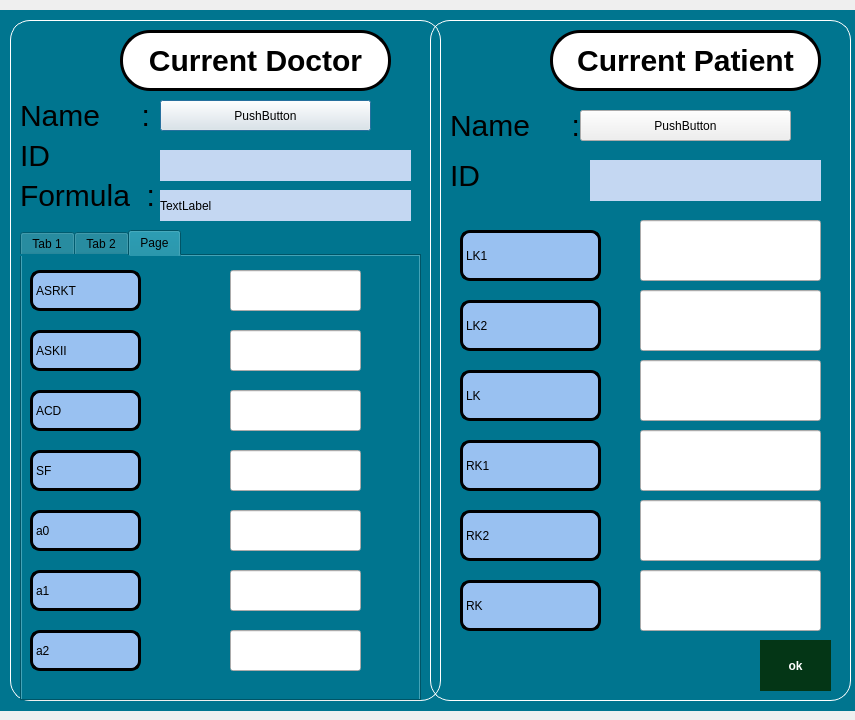
This is currentdocpat.ui in RISWANAAAA/ASCAN as Qt 5 draws it before an edit. The edited form follows.
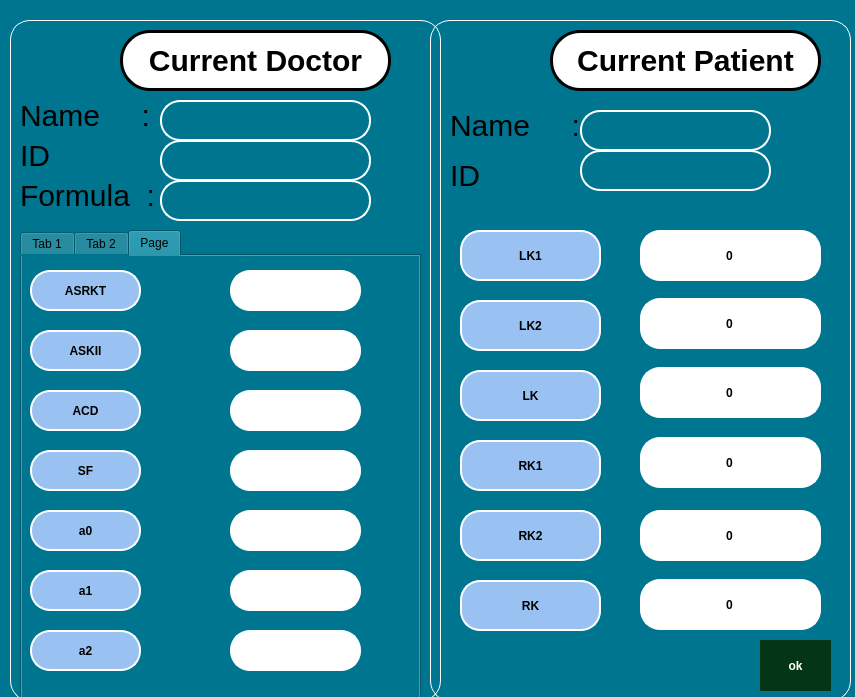
This is the edited form.

What changed in the file:
```diff
--- a/currentdocpat.ui
+++ b/currentdocpat.ui
@@ -7,7 +7,7 @@
     <x>0</x>
     <y>0</y>
     <width>855</width>
-    <height>720</height>
+    <height>697</height>
    </rect>
   </property>
   <property name="windowTitle">
@@ -17,7 +17,7 @@
    <property name="geometry">
     <rect>
      <x>0</x>
-     <y>10</y>
+     <y>0</y>
      <width>861</width>
      <height>701</height>
     </rect>
@@ -57,12 +57,17 @@
    </property>
    <property name="styleSheet">
     <string notr="true">background-color: rgb(153, 193, 241);
-border-radius:10px;
-border:3px solid black;</string>
+font: 75 15pt &quot;Ubuntu&quot;;
+border-radius:20px;
+border:2px solid white;
+font:bold;</string>
    </property>
    <property name="text">
     <string>a0</string>
    </property>
+   <property name="alignment">
+    <set>Qt::AlignCenter</set>
+   </property>
   </widget>
   <widget class="QPushButton" name="ButDocSql">
    <property name="geometry">
@@ -70,11 +75,16 @@
      <x>160</x>
      <y>100</y>
      <width>211</width>
-     <height>31</height>
+     <height>41</height>
     </rect>
    </property>
+   <property name="styleSheet">
+    <string notr="true">font: 75 23pt &quot;Ubuntu&quot;;
+border-radius:20px;
+border:2px solid white;</string>
+   </property>
    <property name="text">
-    <string>PushButton</string>
+    <string/>
    </property>
   </widget>
   <widget class="QPushButton" name="Butok">
@@ -100,14 +110,16 @@
   <widget class="QLabel" name="lblpatidvalue">
    <property name="geometry">
     <rect>
-     <x>590</x>
-     <y>160</y>
-     <width>231</width>
+     <x>580</x>
+     <y>150</y>
+     <width>191</width>
      <height>41</height>
     </rect>
    </property>
    <property name="styleSheet">
-    <string notr="true">background-color: rgb(196, 215, 242);</string>
+    <string notr="true">font: 75 23pt &quot;Ubuntu&quot;;
+border-radius:20px;
+border:2px solid white;</string>
    </property>
    <property name="text">
     <string/>
@@ -124,22 +136,39 @@
    </property>
    <property name="styleSheet">
     <string notr="true">background-color: rgb(153, 193, 241);
-border-radius:10px;
-border:3px solid black;</string>
+font: 75 15pt &quot;Ubuntu&quot;;
+border-radius:20px;
+border:2px solid white;
+font:bold;</string>
    </property>
    <property name="text">
     <string>SF</string>
    </property>
+   <property name="alignment">
+    <set>Qt::AlignCenter</set>
+   </property>
   </widget>
   <widget class="QLineEdit" name="linerk2">
    <property name="geometry">
     <rect>
      <x>640</x>
-     <y>500</y>
+     <y>510</y>
      <width>181</width>
-     <height>61</height>
+     <height>51</height>
     </rect>
    </property>
+   <property name="styleSheet">
+    <string notr="true">font: 75 23pt &quot;Ubuntu&quot;;
+border-radius:20px;
+border:2px solid white;
+font:bold;</string>
+   </property>
+   <property name="text">
+    <string>0</string>
+   </property>
+   <property name="alignment">
+    <set>Qt::AlignCenter</set>
+   </property>
   </widget>
   <widget class="QLabel" name="lblcurdoc">
    <property name="geometry">
@@ -175,12 +204,17 @@
    </property>
    <property name="styleSheet">
     <string notr="true">background-color: rgb(153, 193, 241);
-border-radius:10px;
-border:3px solid black;</string>
+font: 75 15pt &quot;Ubuntu&quot;;
+border-radius:20px;
+border:2px solid white;
+font:bold;</string>
    </property>
    <property name="text">
     <string>a2</string>
    </property>
+   <property name="alignment">
+    <set>Qt::AlignCenter</set>
+   </property>
   </widget>
   <widget class="QLabel" name="lbldocname">
    <property name="geometry">
@@ -221,23 +255,40 @@
     <rect>
      <x>580</x>
      <y>110</y>
-     <width>211</width>
-     <height>31</height>
+     <width>191</width>
+     <height>41</height>
     </rect>
    </property>
+   <property name="styleSheet">
+    <string notr="true">font: 75 23pt &quot;Ubuntu&quot;;
+border-radius:20px;
+border:2px solid white;</string>
+   </property>
    <property name="text">
-    <string>PushButton</string>
+    <string/>
    </property>
   </widget>
   <widget class="QLineEdit" name="linerk">
    <property name="geometry">
     <rect>
      <x>640</x>
-     <y>570</y>
+     <y>579</y>
      <width>181</width>
-     <height>61</height>
+     <height>51</height>
     </rect>
    </property>
+   <property name="styleSheet">
+    <string notr="true">font: 75 23pt &quot;Ubuntu&quot;;
+border-radius:20px;
+border:2px solid white;
+font:bold;</string>
+   </property>
+   <property name="text">
+    <string>0</string>
+   </property>
+   <property name="alignment">
+    <set>Qt::AlignCenter</set>
+   </property>
   </widget>
   <widget class="QLabel" name="lblasrkii">
    <property name="geometry">
@@ -250,12 +301,17 @@
    </property>
    <property name="styleSheet">
     <string notr="true">background-color: rgb(153, 193, 241);
-border-radius:10px;
-border:3px solid black;</string>
+font: 75 15pt &quot;Ubuntu&quot;;
+border-radius:20px;
+border:2px solid white;
+font:bold;</string>
    </property>
    <property name="text">
     <string>ASKII</string>
    </property>
+   <property name="alignment">
+    <set>Qt::AlignCenter</set>
+   </property>
   </widget>
   <widget class="QLabel" name="lblpatid">
    <property name="geometry">
@@ -283,6 +339,15 @@
      <height>41</height>
     </rect>
    </property>
+   <property name="styleSheet">
+    <string notr="true">font: 75 23pt &quot;Ubuntu&quot;;
+border-radius:20px;
+border:2px solid white;
+font:bold;</string>
+   </property>
+   <property name="alignment">
+    <set>Qt::AlignCenter</set>
+   </property>
   </widget>
   <widget class="QLabel" name="lblcurpat">
    <property name="geometry">
@@ -311,11 +376,23 @@
    <property name="geometry">
     <rect>
      <x>640</x>
-     <y>360</y>
+     <y>367</y>
      <width>181</width>
-     <height>61</height>
+     <height>51</height>
     </rect>
    </property>
+   <property name="styleSheet">
+    <string notr="true">font: 75 23pt &quot;Ubuntu&quot;;
+border-radius:20px;
+border:2px solid white;
+font:bold;</string>
+   </property>
+   <property name="text">
+    <string>0</string>
+   </property>
+   <property name="alignment">
+    <set>Qt::AlignCenter</set>
+   </property>
   </widget>
   <widget class="QLabel" name="lblrk">
    <property name="geometry">
@@ -328,12 +405,17 @@
    </property>
    <property name="styleSheet">
     <string notr="true">background-color: rgb(153, 193, 241);
-border-radius:10px;
-border:3px solid black;</string>
+font: 75 15pt &quot;Ubuntu&quot;;
+border-radius:20px;
+border:2px solid white;
+font:bold;</string>
    </property>
    <property name="text">
     <string>RK</string>
    </property>
+   <property name="alignment">
+    <set>Qt::AlignCenter</set>
+   </property>
   </widget>
   <widget class="QLabel" name="lbllk1_2">
    <property name="geometry">
@@ -346,12 +428,17 @@
    </property>
    <property name="styleSheet">
     <string notr="true">background-color: rgb(153, 193, 241);
-border-radius:10px;
-border:3px solid black;</string>
+font: 75 15pt &quot;Ubuntu&quot;;
+border-radius:20px;
+border:2px solid white;
+font:bold;</string>
    </property>
    <property name="text">
     <string>LK</string>
    </property>
+   <property name="alignment">
+    <set>Qt::AlignCenter</set>
+   </property>
   </widget>
   <widget class="QLabel" name="lbllk1">
    <property name="geometry">
@@ -364,22 +451,39 @@
    </property>
    <property name="styleSheet">
     <string notr="true">background-color: rgb(153, 193, 241);
-border-radius:10px;
-border:3px solid black;</string>
+font: 75 15pt &quot;Ubuntu&quot;;
+border-radius:20px;
+border:2px solid white;
+font:bold;</string>
    </property>
    <property name="text">
     <string>LK1</string>
    </property>
+   <property name="alignment">
+    <set>Qt::AlignCenter</set>
+   </property>
   </widget>
   <widget class="QLineEdit" name="linelk2">
    <property name="geometry">
     <rect>
      <x>640</x>
-     <y>290</y>
+     <y>298</y>
      <width>181</width>
-     <height>61</height>
+     <height>51</height>
     </rect>
    </property>
+   <property name="styleSheet">
+    <string notr="true">font: 75 23pt &quot;Ubuntu&quot;;
+border-radius:20px;
+border:2px solid white;
+font:bold;</string>
+   </property>
+   <property name="text">
+    <string>0</string>
+   </property>
+   <property name="alignment">
+    <set>Qt::AlignCenter</set>
+   </property>
   </widget>
   <widget class="QLabel" name="lblpatlayout">
    <property name="geometry">
@@ -419,11 +523,23 @@
    <property name="geometry">
     <rect>
      <x>640</x>
-     <y>220</y>
+     <y>230</y>
      <width>181</width>
-     <height>61</height>
+     <height>51</height>
     </rect>
    </property>
+   <property name="styleSheet">
+    <string notr="true">font: 75 23pt &quot;Ubuntu&quot;;
+border-radius:20px;
+border:2px solid white;
+font:bold;</string>
+   </property>
+   <property name="text">
+    <string>0</string>
+   </property>
+   <property name="alignment">
+    <set>Qt::AlignCenter</set>
+   </property>
   </widget>
   <widget class="QLabel" name="lbla1">
    <property name="geometry">
@@ -436,12 +552,17 @@
    </property>
    <property name="styleSheet">
     <string notr="true">background-color: rgb(153, 193, 241);
-border-radius:10px;
-border:3px solid black;</string>
+font: 75 15pt &quot;Ubuntu&quot;;
+border-radius:20px;
+border:2px solid white;
+font:bold;</string>
    </property>
    <property name="text">
     <string>a1</string>
    </property>
+   <property name="alignment">
+    <set>Qt::AlignCenter</set>
+   </property>
   </widget>
   <widget class="QLabel" name="lbllk2">
    <property name="geometry">
@@ -454,12 +575,17 @@
    </property>
    <property name="styleSheet">
     <string notr="true">background-color: rgb(153, 193, 241);
-border-radius:10px;
-border:3px solid black;</string>
+font: 75 15pt &quot;Ubuntu&quot;;
+border-radius:20px;
+border:2px solid white;
+font:bold;</string>
    </property>
    <property name="text">
     <string>LK2</string>
    </property>
+   <property name="alignment">
+    <set>Qt::AlignCenter</set>
+   </property>
   </widget>
   <widget class="QLabel" name="lblrk2">
    <property name="geometry">
@@ -472,12 +598,17 @@
    </property>
    <property name="styleSheet">
     <string notr="true">background-color: rgb(153, 193, 241);
-border-radius:10px;
-border:3px solid black;</string>
+font: 75 15pt &quot;Ubuntu&quot;;
+border-radius:20px;
+border:2px solid white;
+font:bold;</string>
    </property>
    <property name="text">
     <string>RK2</string>
    </property>
+   <property name="alignment">
+    <set>Qt::AlignCenter</set>
+   </property>
   </widget>
   <widget class="QLineEdit" name="linea2">
    <property name="geometry">
@@ -488,6 +619,15 @@
      <height>41</height>
     </rect>
    </property>
+   <property name="styleSheet">
+    <string notr="true">font: 75 23pt &quot;Ubuntu&quot;;
+border-radius:20px;
+border:2px solid white;
+font:bold;</string>
+   </property>
+   <property name="alignment">
+    <set>Qt::AlignCenter</set>
+   </property>
   </widget>
   <widget class="QLineEdit" name="lineasrkii">
    <property name="geometry">
@@ -498,16 +638,37 @@
      <height>41</height>
     </rect>
    </property>
+   <property name="styleSheet">
+    <string notr="true">font: 75 23pt &quot;Ubuntu&quot;;
+border-radius:20px;
+border:2px solid white;
+font:bold;</string>
+   </property>
+   <property name="alignment">
+    <set>Qt::AlignCenter</set>
+   </property>
   </widget>
   <widget class="QLineEdit" name="linerk1">
    <property name="geometry">
     <rect>
      <x>640</x>
-     <y>430</y>
+     <y>437</y>
      <width>181</width>
-     <height>61</height>
+     <height>51</height>
     </rect>
    </property>
+   <property name="styleSheet">
+    <string notr="true">font: 75 23pt &quot;Ubuntu&quot;;
+border-radius:20px;
+border:2px solid white;
+font:bold;</string>
+   </property>
+   <property name="text">
+    <string>0</string>
+   </property>
+   <property name="alignment">
+    <set>Qt::AlignCenter</set>
+   </property>
   </widget>
   <widget class="QTabWidget" name="tabWidget">
    <property name="geometry">
@@ -549,6 +710,15 @@
      <height>41</height>
     </rect>
    </property>
+   <property name="styleSheet">
+    <string notr="true">font: 75 23pt &quot;Ubuntu&quot;;
+border-radius:20px;
+border:2px solid white;
+font:bold;</string>
+   </property>
+   <property name="alignment">
+    <set>Qt::AlignCenter</set>
+   </property>
   </widget>
   <widget class="QLineEdit" name="lineasrkt">
    <property name="geometry">
@@ -559,6 +729,15 @@
      <height>41</height>
     </rect>
    </property>
+   <property name="styleSheet">
+    <string notr="true">font: 75 23pt &quot;Ubuntu&quot;;
+border-radius:20px;
+border:2px solid white;
+font:bold;</string>
+   </property>
+   <property name="alignment">
+    <set>Qt::AlignCenter</set>
+   </property>
   </widget>
   <widget class="QLabel" name="lbldoclayout">
    <property name="geometry">
@@ -586,6 +765,15 @@
      <height>41</height>
     </rect>
    </property>
+   <property name="styleSheet">
+    <string notr="true">font: 75 23pt &quot;Ubuntu&quot;;
+border-radius:20px;
+border:2px solid white;
+font:bold;</string>
+   </property>
+   <property name="alignment">
+    <set>Qt::AlignCenter</set>
+   </property>
   </widget>
   <widget class="QLabel" name="lblrk1">
    <property name="geometry">
@@ -598,27 +786,34 @@
    </property>
    <property name="styleSheet">
     <string notr="true">background-color: rgb(153, 193, 241);
-border-radius:10px;
-border:3px solid black;</string>
+font: 75 15pt &quot;Ubuntu&quot;;
+border-radius:20px;
+border:2px solid white;
+font:bold;</string>
    </property>
    <property name="text">
     <string>RK1</string>
    </property>
+   <property name="alignment">
+    <set>Qt::AlignCenter</set>
+   </property>
   </widget>
   <widget class="QLabel" name="lbldocformulaValue">
    <property name="geometry">
     <rect>
      <x>160</x>
-     <y>190</y>
-     <width>251</width>
-     <height>31</height>
+     <y>180</y>
+     <width>211</width>
+     <height>41</height>
     </rect>
    </property>
    <property name="styleSheet">
-    <string notr="true">background-color: rgb(196, 215, 242);</string>
+    <string notr="true">font: 75 23pt &quot;Ubuntu&quot;;
+border-radius:20px;
+border:2px solid white;</string>
    </property>
    <property name="text">
-    <string>TextLabel</string>
+    <string/>
    </property>
   </widget>
   <widget class="QLineEdit" name="lineacd">
@@ -630,6 +825,15 @@
      <height>41</height>
     </rect>
    </property>
+   <property name="styleSheet">
+    <string notr="true">font: 75 23pt &quot;Ubuntu&quot;;
+border-radius:20px;
+border:2px solid white;
+font:bold;</string>
+   </property>
+   <property name="alignment">
+    <set>Qt::AlignCenter</set>
+   </property>
   </widget>
   <widget class="QLabel" name="lblacd">
    <property name="geometry">
@@ -642,24 +846,31 @@
    </property>
    <property name="styleSheet">
     <string notr="true">background-color: rgb(153, 193, 241);
-border-radius:10px;
-border:3px solid black;</string>
+font: 75 15pt &quot;Ubuntu&quot;;
+border-radius:20px;
+border:2px solid white;
+font:bold;</string>
    </property>
    <property name="text">
     <string>ACD</string>
    </property>
+   <property name="alignment">
+    <set>Qt::AlignCenter</set>
+   </property>
   </widget>
   <widget class="QLabel" name="lbldocidvalue">
    <property name="geometry">
     <rect>
      <x>160</x>
-     <y>150</y>
-     <width>251</width>
-     <height>31</height>
+     <y>140</y>
+     <width>211</width>
+     <height>41</height>
     </rect>
    </property>
    <property name="styleSheet">
-    <string notr="true">background-color: rgb(196, 215, 242);</string>
+    <string notr="true">font: 75 23pt &quot;Ubuntu&quot;;
+border-radius:20px;
+border:2px solid white;</string>
    </property>
    <property name="text">
     <string/>
@@ -676,12 +887,17 @@
    </property>
    <property name="styleSheet">
     <string notr="true">background-color: rgb(153, 193, 241);
-border-radius:10px;
-border:3px solid black;</string>
+font: 75 15pt &quot;Ubuntu&quot;;
+border-radius:20px;
+border:2px solid white;
+font:bold;</string>
    </property>
    <property name="text">
     <string>ASRKT</string>
    </property>
+   <property name="alignment">
+    <set>Qt::AlignCenter</set>
+   </property>
   </widget>
   <zorder>label</zorder>
   <zorder>lblpatlayout</zorder>
```
